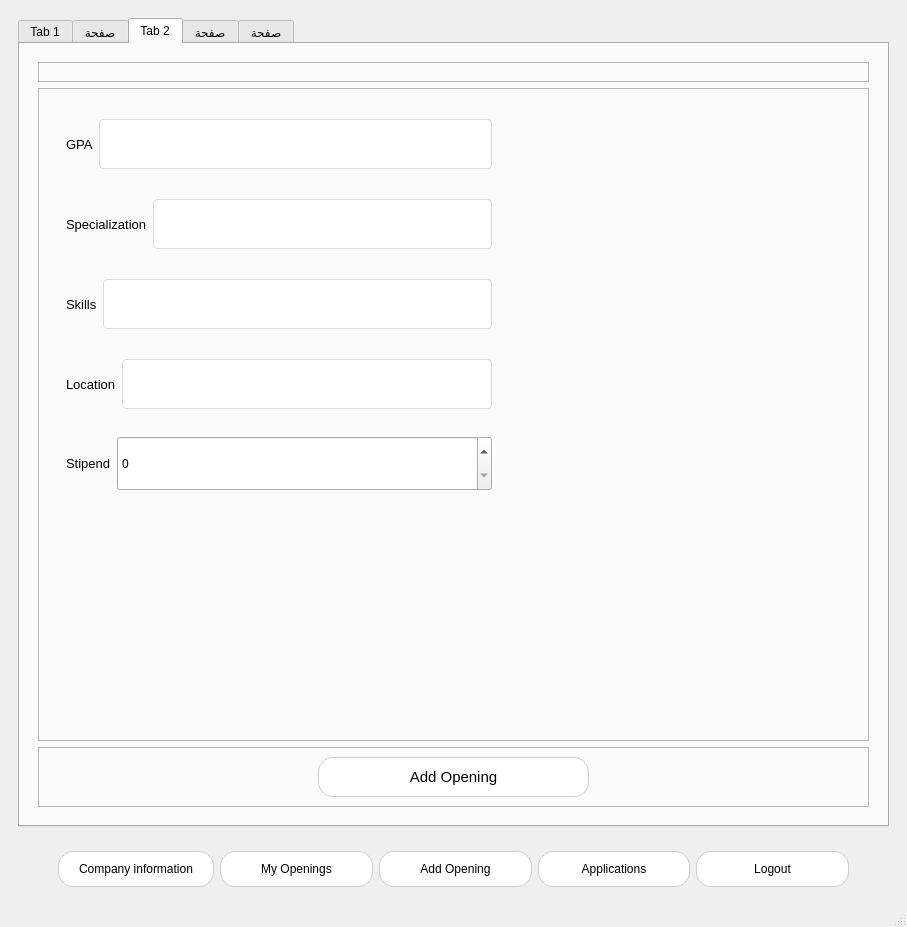
azzam012/apprenticeship-application, file user_interface/company_dashboard.ui: the form before one commit.
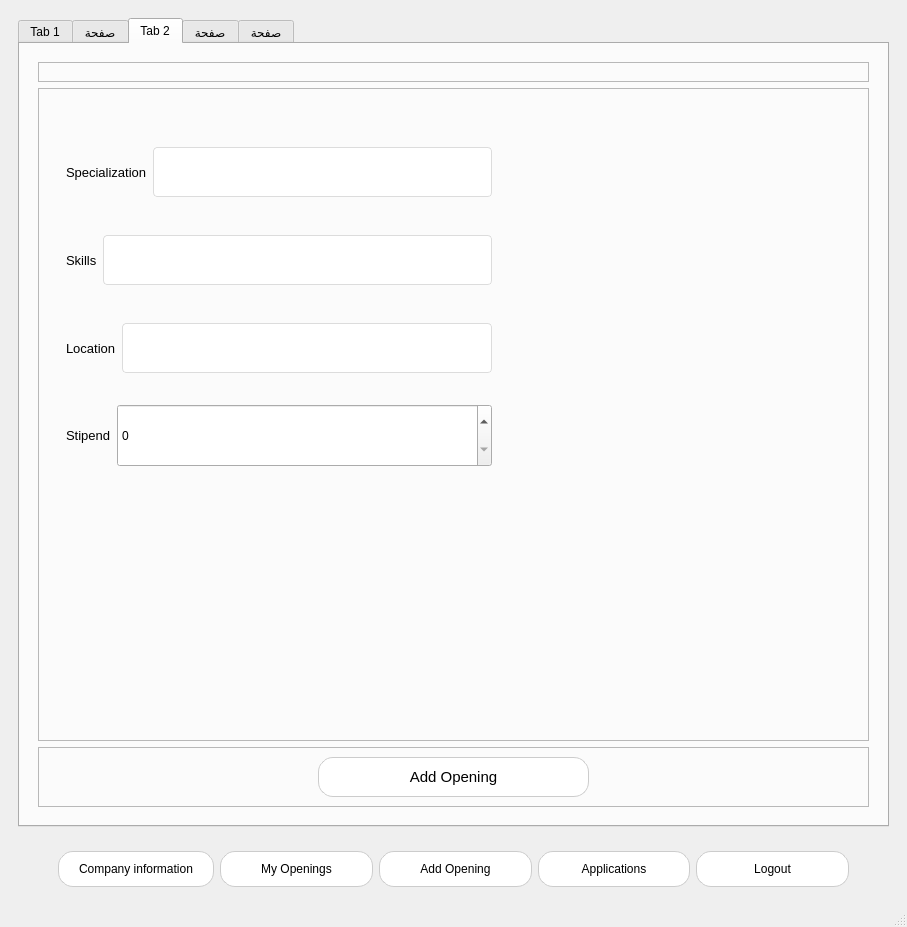
The form after the commit. The open tabs and pages were chosen to show the change. Icons and pictures are not drawn.

What changed in the file:
```diff
--- a/user_interface/company_dashboard.ui
+++ b/user_interface/company_dashboard.ui
@@ -877,52 +877,7 @@
                       <property name="frameShadow">
                        <enum>QFrame::Plain</enum>
                       </property>
-                      <layout class="QHBoxLayout" name="horizontalLayout_44">
-                       <item>
-                        <widget class="QLabel" name="label_11">
-                         <property name="font">
-                          <font>
-                           <family>Arial</family>
-                           <pointsize>10</pointsize>
-                          </font>
-                         </property>
-                         <property name="text">
-                          <string>GPA</string>
-                         </property>
-                        </widget>
-                       </item>
-                       <item>
-                        <widget class="QLineEdit" name="requierd_gpa_input">
-                         <property name="sizePolicy">
-                          <sizepolicy hsizetype="Expanding" vsizetype="Expanding">
-                           <horstretch>80</horstretch>
-                           <verstretch>0</verstretch>
-                          </sizepolicy>
-                         </property>
-                         <property name="maximumSize">
-                          <size>
-                           <width>700</width>
-                           <height>50</height>
-                          </size>
-                         </property>
-                         <property name="styleSheet">
-                          <string notr="true">QLineEdit {
-    border: 1px solid #dcdcdc;
-    border-radius: 4px;
-    padding: 6px 10px;
-    background-color: #ffffff;
-    font-size: 13px;
-    color: #333;
-}
-
-QLineEdit:focus {
-    border: 1px solid #0078d7;
-}
-</string>
-                         </property>
-                        </widget>
-                       </item>
-                      </layout>
+                      <layout class="QHBoxLayout" name="horizontalLayout_44"/>
                      </widget>
                     </item>
                     <item>
```
Left out of the diff: 8 changed lines with no effect on the pictures.
